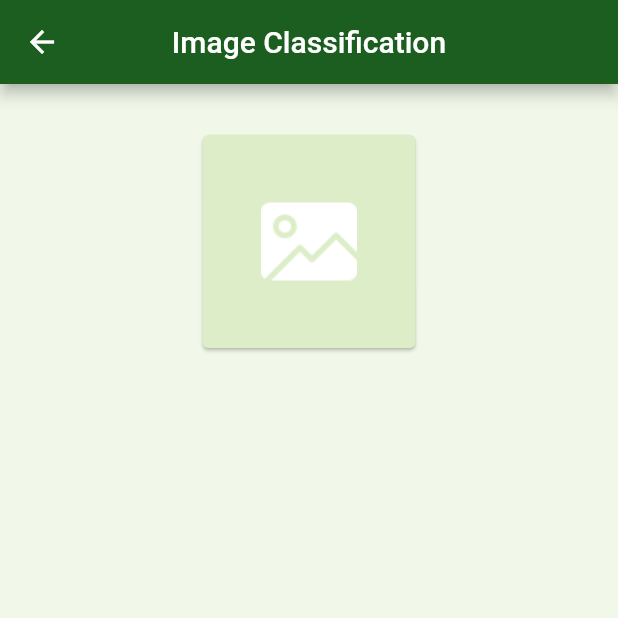
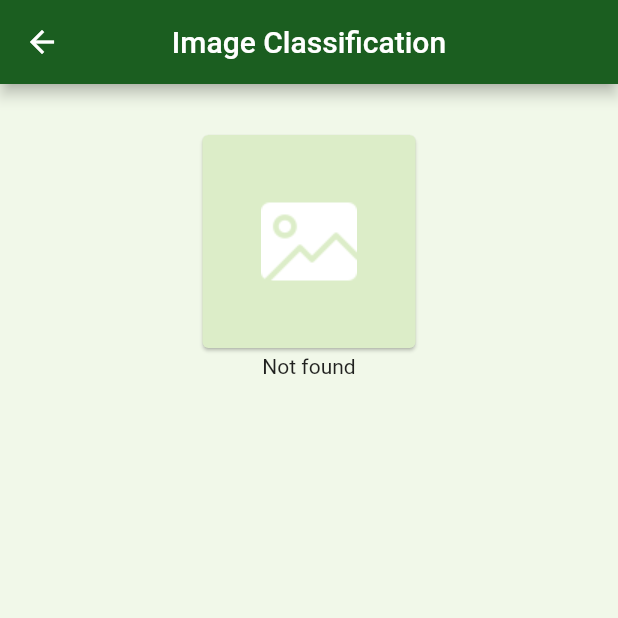
Before and after one commit to Thanakorn-11911/Project_DrugTech, a Flutter app: the TFLITEPage screen opened directly, on a phone screen of 412 x 824 dp, the top half of it. Run offline on Flutter 3.47's test engine with Material 2 defaults, Android fonts, the phone set to English and light mode, and no system bars; our stand-ins replace cloud_firestore, firebase_auth, firebase_core, firebase_storage, font_awesome_flutter, image_picker and 1 more; missing offline and left inert: dart:ffi, floating_action_bubble, stream_provider, tflite; accounts and stored records are empty.

Commit message:
add function ..

```diff
--- a/lib/shared/getImageTFlite.dart
+++ b/lib/shared/getImageTFlite.dart
@@ -60,6 +60,7 @@ class _TFLITEPageState extends State<TFLITEPage> {
     );
     setState(() {
       _result = res;
+      //.where((e) => (e['confidence'] * 100.0) >= 60.0).toList()
 
       String str = _result[0]['label'];
 
@@ -127,6 +128,7 @@ class _TFLITEPageState extends State<TFLITEPage> {
                 ),
               )
             : Container(),
+        if (_result.isNotEmpty)
           Expanded(
             child: ListView.builder(
                 itemCount: _result.length,
@@ -171,7 +173,9 @@ class _TFLITEPageState extends State<TFLITEPage> {
                     ),
                   );
                 }),
-        ),
+          )
+        else
+          Text("Not found"),
       ]),
 
       // body: Container(
```
Lines whose indentation alone changed are shown as unchanged.
